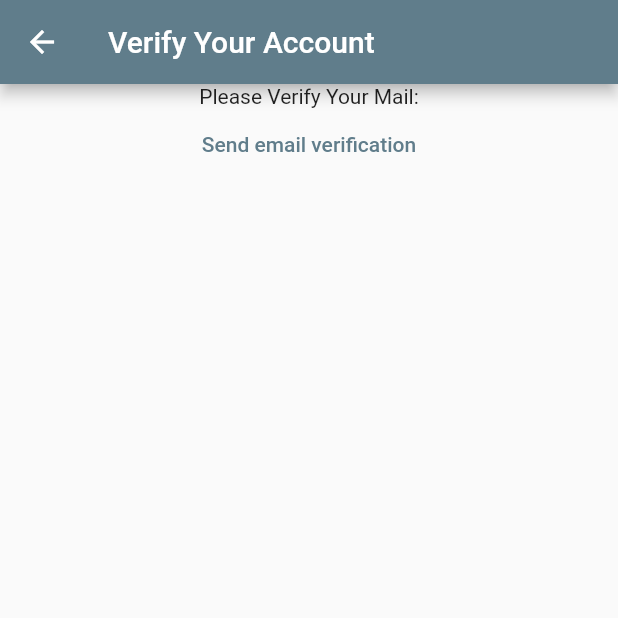
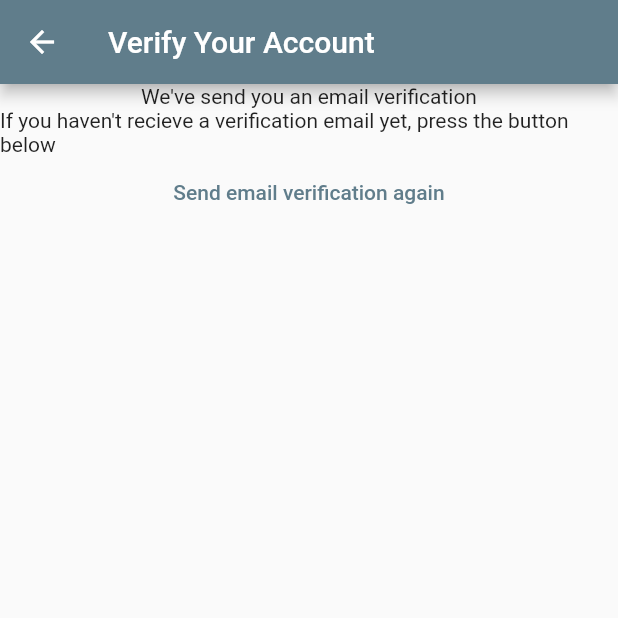
Before and after one commit to kk202393/flutter, a Flutter app: the VerifyEmail screen opened directly, on a phone screen of 412 x 824 dp, the top half of it. Run offline on Flutter 3.47's test engine with Material 2 defaults, Android fonts, the phone set to English and light mode, and no system bars; our stand-ins replace firebase_auth, firebase_core; accounts and stored records are empty.

Commit message:
send verification link

```diff
--- a/lib/constants/routes.dart
+++ b/lib/constants/routes.dart
@@ -1,3 +1,4 @@
 const loginRoute = "/login/";
 const registerRoute = "/register/";
 const notesRoute = "/NotesView/";
+const verifyEmailRoute = "/verifyEmail/";
--- a/lib/main.dart
+++ b/lib/main.dart
@@ -25,7 +25,8 @@ class MyApp extends StatelessWidget {
       routes: {
         loginRoute: (context) => const LoginView(),
         registerRoute: (context) => const RegisterView(),
-        notesRoute: (context) => const NotesView()
+        notesRoute: (context) => const NotesView(),
+        verifyEmailRoute: (context) => const VerifyEmail(),
       },
     );
   }
@@ -46,6 +47,7 @@ class HomePage extends StatelessWidget {
           case ConnectionState.done:
             final user = FirebaseAuth.instance.currentUser;
             if (user != null) {
+              devtools.log(user.toString());
               if (user.emailVerified) {
                 return const NotesView();
               } else {
--- a/lib/views/verify_mail_view.dart
+++ b/lib/views/verify_mail_view.dart
@@ -13,9 +13,11 @@ class VerifyEmail extends StatelessWidget {
       body: Center(
         child: Column(
           children: [
-            const Text("Please Verify Your Mail:"),
+            const Text("We've send you an email verification"),
+            const Text(
+                "If you haven't recieve a verification email yet, press the button below"),
             TextButton(
-              child: const Text("Send email verification"),
+              child: const Text("Send email verification again"),
               onPressed: () async {
                 final user = FirebaseAuth.instance.currentUser;
                 await user?.sendEmailVerification();
```
Also changed, not shown: lib/views/register_view.dart (+31 -4 lines).
